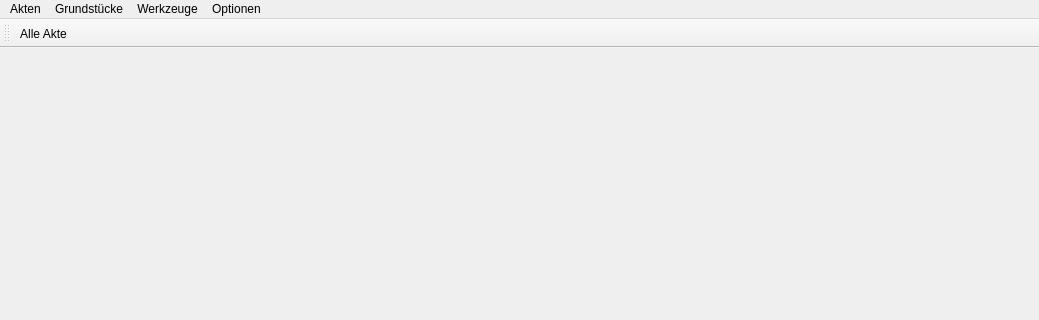
Qt form core/main_window.ui (gidhoog/AlmGIS) before a commit; both pictures show x 0 to 1039 and y 0 to 320 of the 1039 by 493 pixel window.
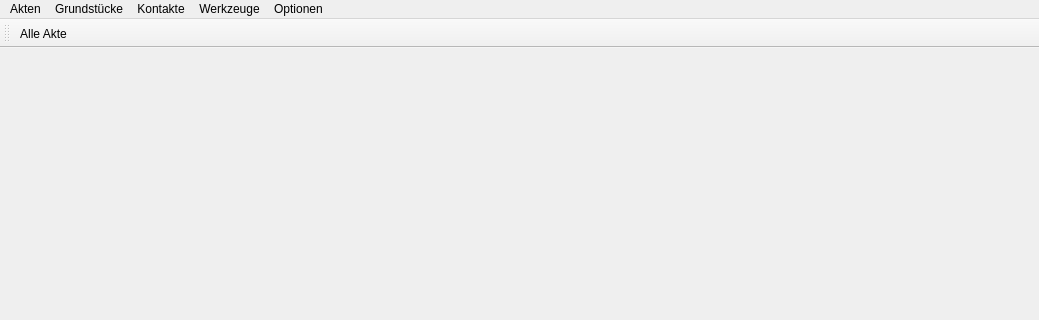
The same form after that commit. Icons and pictures are not drawn.

Diff of the .ui file:
```diff
--- a/core/main_window.ui
+++ b/core/main_window.ui
@@ -81,8 +81,15 @@
     </property>
     <addaction name="actionSettings"/>
    </widget>
+   <widget class="QMenu" name="menuKontakte">
+    <property name="title">
+     <string>Kontakte</string>
+    </property>
+    <addaction name="uiKontakteAllAction"/>
+   </widget>
    <addaction name="menuAkten"/>
    <addaction name="menuGrundst_cke"/>
+   <addaction name="menuKontakte"/>
    <addaction name="menuWerkzeuge"/>
    <addaction name="menuOptionen"/>
   </widget>
```
Left out of the diff: 5 changed lines with no effect on the pictures.
